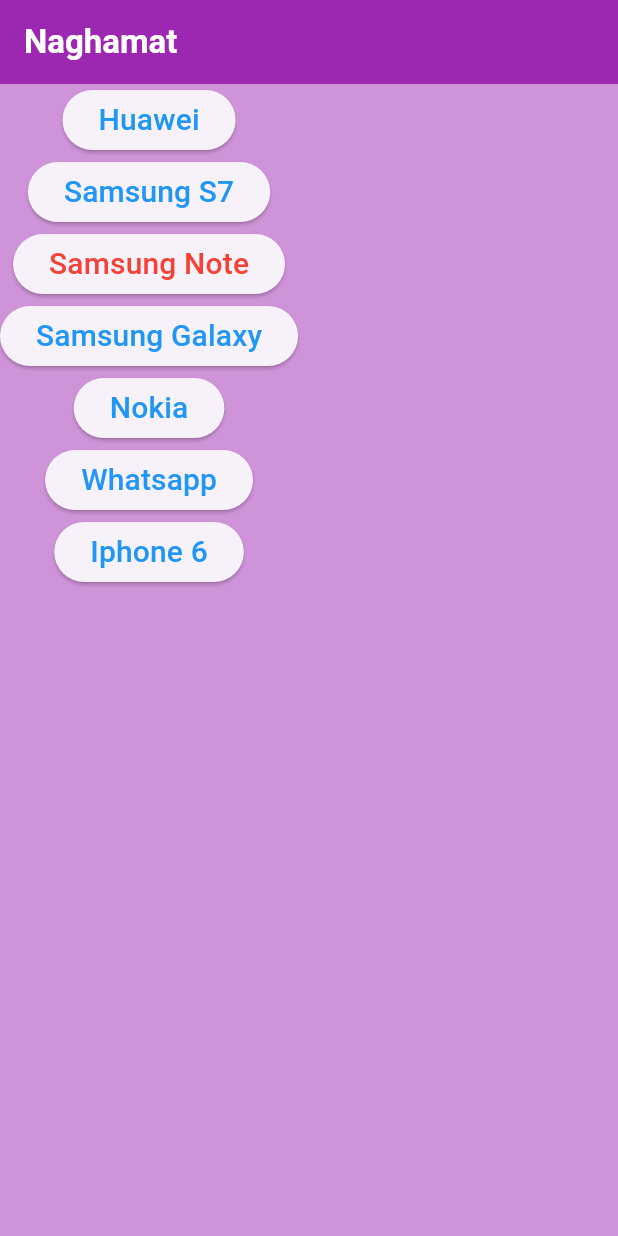
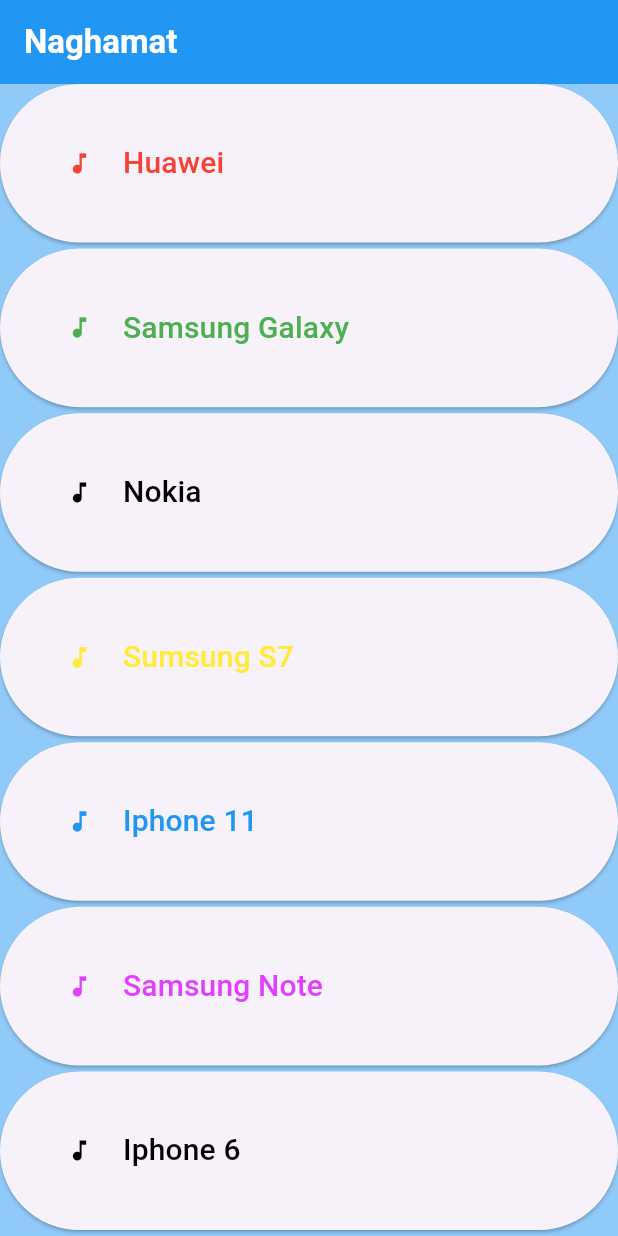
Before and after one commit to Hichri-Mohamed-Yassine/naghamat_app, a Flutter app: the screen it shows after launch, after a tap on "Huawei", on a phone screen of 412 x 824 dp. Run offline on Flutter 3.47's test engine with Material 3 defaults, Android fonts, the phone set to English and light mode, and no system bars; our stand-ins replace audioplayers.

Commit message:
Design of application

```diff
--- a/lib/main.dart
+++ b/lib/main.dart
@@ -8,16 +8,47 @@
 class MusicWidget extends StatelessWidget {
   const MusicWidget({super.key});
 
+  void playMusic(int musicNumber) async {
+    final player = AudioPlayer();
+    await player.play(AssetSource('music-$musicNumber.mp3'));
+  }
+
+  Expanded myButton(int i, String name, Color color) {
+    return Expanded(
+      child: Padding(
+        padding: const EdgeInsets.only(bottom: 4.0),
+        child: ElevatedButton(
+          onPressed: () {
+            playMusic(i);
+          },
+          child: Padding(
+            padding: const EdgeInsets.only(left: 20.0),
+            child: Row(
+              children: [
+                Icon(
+                  Icons.music_note,
+                  color: color,
+                ),
+                const SizedBox(
+                  width: 20.0,
+                ),
+                Text(
+                  name,
+                  style: TextStyle(fontSize: 20.0, color: color),
+                ),
+              ],
+            ),
+          ),
+        ),
+      ),
+    );
+  }
+
   @override
   Widget build(BuildContext context) {
-    void playMusic(int musicNumber) async {
-      final player = AudioPlayer();
-      await player.play(AssetSource('music-$musicNumber.mp3'));
-    }
-
     return MaterialApp(
       home: Scaffold(
-        backgroundColor: Colors.purple[200],
+        backgroundColor: Colors.blue[200],
         appBar: AppBar(
           title: const Text(
             "Naghamat",
@@ -26,73 +57,18 @@
               fontWeight: FontWeight.bold,
             ),
           ),
-          backgroundColor: Colors.purple,
+          backgroundColor: Colors.blue,
         ),
         body: Column(
+          crossAxisAlignment: CrossAxisAlignment.stretch,
           children: [
-            ElevatedButton(
-              onPressed: () {
-                playMusic(1);
-              },
-              child: const Text(
-                "Huawei",
-                style: TextStyle(fontSize: 20.0, color: Colors.blue),
-              ),
-            ),
-            ElevatedButton(
-              onPressed: () {
-                playMusic(2);
-              },
-              child: const Text(
-                "Samsung S7",
-                style: TextStyle(fontSize: 20.0, color: Colors.blue),
-              ),
-            ),
-            ElevatedButton(
-              onPressed: () {
-                playMusic(3);
-              },
-              child: const Text(
-                "Samsung Note",
-                style: TextStyle(fontSize: 20.0, color: Colors.red),
-              ),
-            ),
-            ElevatedButton(
-              onPressed: () {
-                playMusic(4);
-              },
-              child: const Text(
-                "Samsung Galaxy",
-                style: TextStyle(fontSize: 20.0, color: Colors.blue),
-              ),
-            ),
-            ElevatedButton(
-              onPressed: () {
-                playMusic(5);
-              },
-              child: const Text(
-                "Nokia",
-                style: TextStyle(fontSize: 20.0, color: Colors.blue),
-              ),
-            ),
-            ElevatedButton(
-              onPressed: () {
-                playMusic(6);
-              },
-              child: const Text(
-                "Whatsapp",
-                style: TextStyle(fontSize: 20.0, color: Colors.blue),
-              ),
-            ),
-            ElevatedButton(
-              onPressed: () {
-                playMusic(7);
-              },
-              child: const Text(
-                "Iphone 6",
-                style: TextStyle(fontSize: 20.0, color: Colors.blue),
-              ),
-            ),
+            myButton(1, "Huawei", Colors.red),
+            myButton(2, "Samsung Galaxy", Colors.green),
+            myButton(3, "Nokia", Colors.black),
+            myButton(4, "Sumsung S7", Colors.yellow),
+            myButton(5, "Iphone 11", Colors.blue),
+            myButton(6, "Samsung Note", Colors.purpleAccent),
+            myButton(7, "Iphone 6", Colors.black),
           ],
         ),
       ),
```
